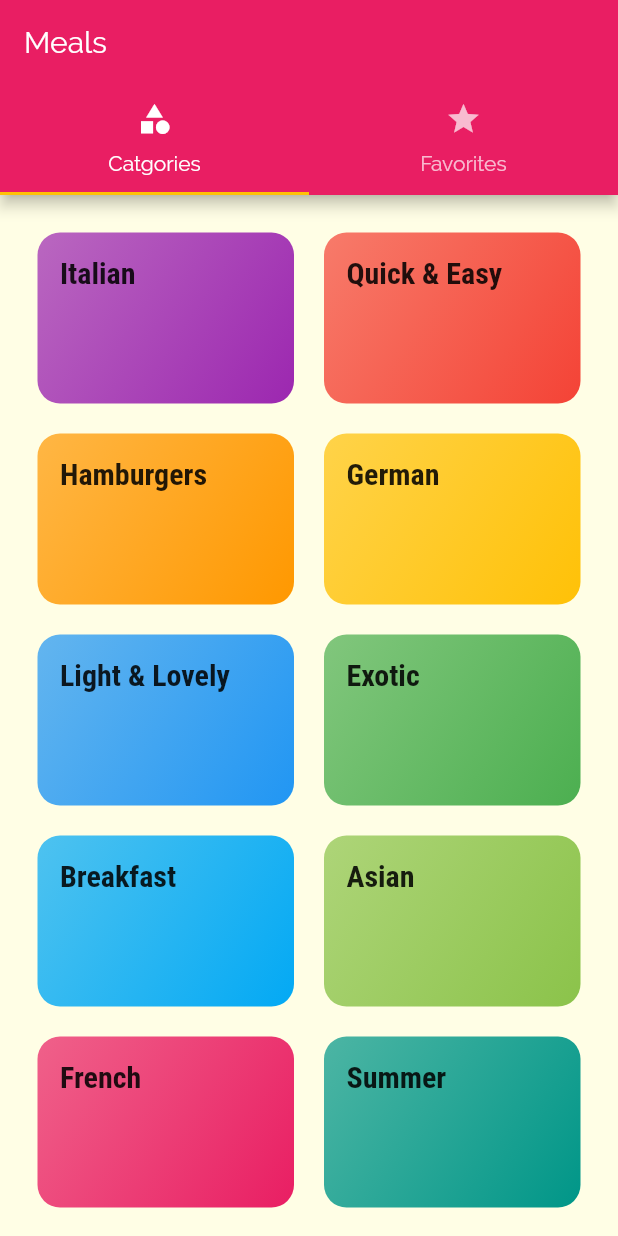
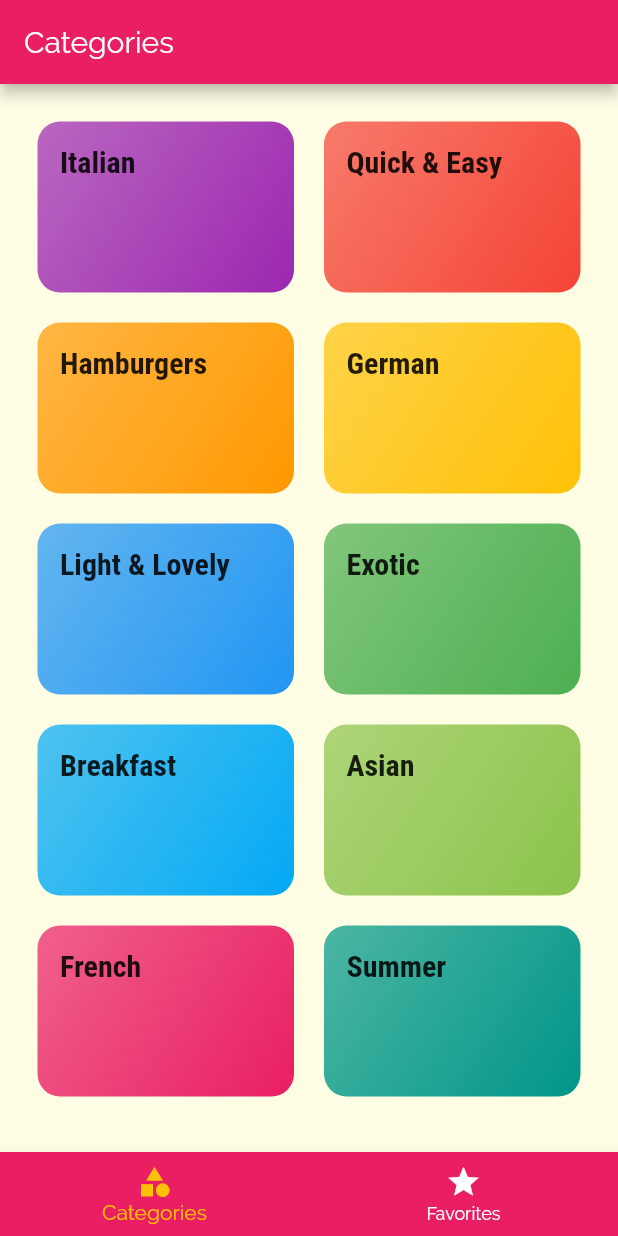
Before and after one commit to antoniofern/meals-app, a Flutter app: the screen it shows after launch, on a phone screen of 412 x 824 dp. Run offline on Flutter 3.47's test engine with Material 2 defaults, Android fonts, the phone set to English and light mode, and no system bars.

```diff
--- a/lib/screens/tabs_screen.dart
+++ b/lib/screens/tabs_screen.dart
@@ -1,6 +1,6 @@
 import 'package:flutter/material.dart';
-import 'package:meals_app/screens/favorites_screen.dart';
 
+import './favorites_screen.dart';
 import './categories_screen.dart';
 
 class TabsScreen extends StatefulWidget {
@@ -9,36 +9,50 @@ class TabsScreen extends StatefulWidget {
 }
 
 class _TabsScreenState extends State<TabsScreen> {
+  final List<Map<String, Object>> _pages = [
+    {
+      'page': CategoriesScreen(),
+      'title': 'Categories',
+    },
+    {
+      'page': FavoritesScreen(),
+      'title': 'Your Favorites',
+    }
+  ];
+  int _selectedPageIndex = 0;
+
+  void _selectPage(int index) {
+    setState(() {
+      _selectedPageIndex = index;
+    });
+  }
+
   @override
   Widget build(BuildContext context) {
-    return DefaultTabController(
-      // initialIndex: 0, // is default
-      length: 2,
-      child: Scaffold(
+    return Scaffold(
         appBar: AppBar(
-          title: Text('Meals'),
-          bottom: TabBar(
-            tabs: [
-              Tab(
-                icon: Icon(
-                  Icons.category,
-                ),
-                text: 'Catgories',
-              ),
-              Tab(
-                icon: Icon(Icons.star),
-                text: 'Favorites',
-              ),
-            ],
-          ),
+          title: Text(_pages[_selectedPageIndex]['title']),
         ),
-        body: TabBarView(
-          children: [
-            CategoriesScreen(),
-            FavoritesScreen(),
+        body: _pages[_selectedPageIndex]['page'],
+        bottomNavigationBar: BottomNavigationBar(
+          onTap: _selectPage,
+          backgroundColor: Theme.of(context).primaryColor,
+          unselectedItemColor: Colors.white,
+          selectedItemColor: Theme.of(context).accentColor,
+          currentIndex: _selectedPageIndex,
+          // type: BottomNavigationBarType.fixed, // is the default
+          items: [
+            BottomNavigationBarItem(
+              backgroundColor: Theme.of(context).primaryColor,
+              icon: Icon(Icons.category),
+              title: Text('Categories'),
+            ),
+            BottomNavigationBarItem(
+              backgroundColor: Theme.of(context).primaryColor,
+              icon: Icon(Icons.star),
+              title: Text('Favorites'),
+            ),
           ],
-        ),
-      ),
-    );
+        ));
   }
 }
```
